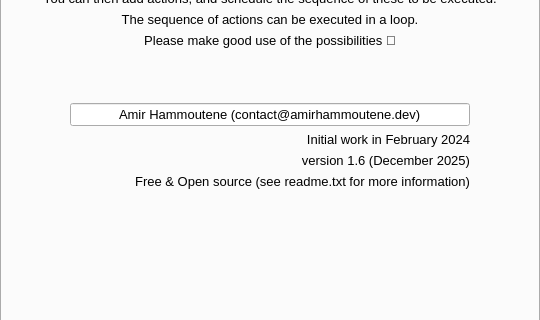
AmirHammouteneEI/ScheduledPasteAndKeys, file mainwindow.ui: the form before one commit; both pictures show x 0 to 540 and y 276 to 596 of the 540 by 800 pixel window.
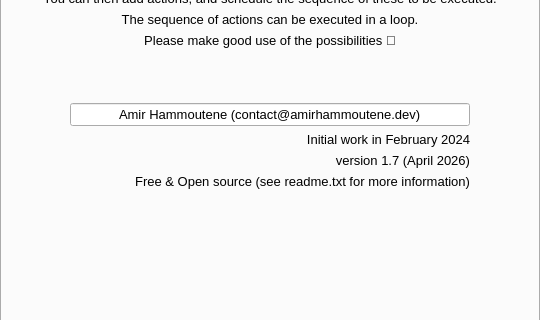
The form after the commit. Icons and pictures are not drawn.

Patch:
```diff
--- a/mainwindow.ui
+++ b/mainwindow.ui
@@ -335,7 +335,7 @@
               </font>
              </property>
              <property name="text">
-              <string>version 1.6 (December 2025)</string>
+              <string>version 1.7 (April 2026)</string>
              </property>
              <property name="alignment">
               <set>Qt::AlignmentFlag::AlignRight|Qt::AlignmentFlag::AlignTrailing|Qt::AlignmentFlag::AlignVCenter</set>
```
